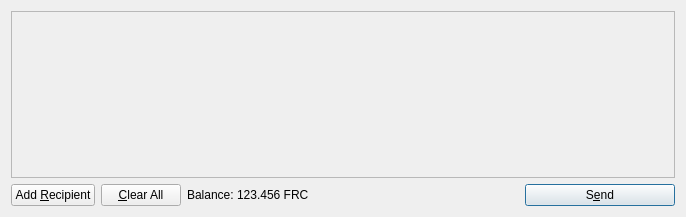
This is src/qt/forms/sendcoinsdialog.ui in testkojn/testkojn as Qt 5 draws it before an edit. The edited form follows.
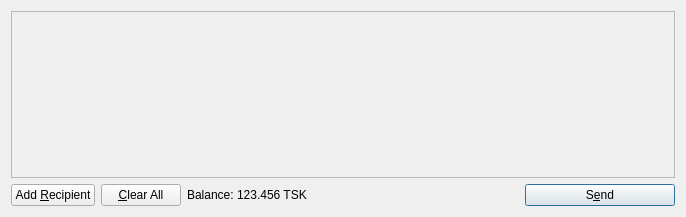
This is the edited form. Icons and pictures are not drawn.

Patch:
```diff
--- a/src/qt/forms/sendcoinsdialog.ui
+++ b/src/qt/forms/sendcoinsdialog.ui
@@ -119,7 +119,7 @@
           <cursorShape>IBeamCursor</cursorShape>
          </property>
          <property name="text">
-          <string>123.456 FRC</string>
+          <string>123.456 TSK</string>
          </property>
          <property name="textInteractionFlags">
           <set>Qt::LinksAccessibleByMouse|Qt::TextSelectableByKeyboard|Qt::TextSelectableByMouse</set>
```
Left out of the diff: 8 changed lines with no effect on the pictures.
